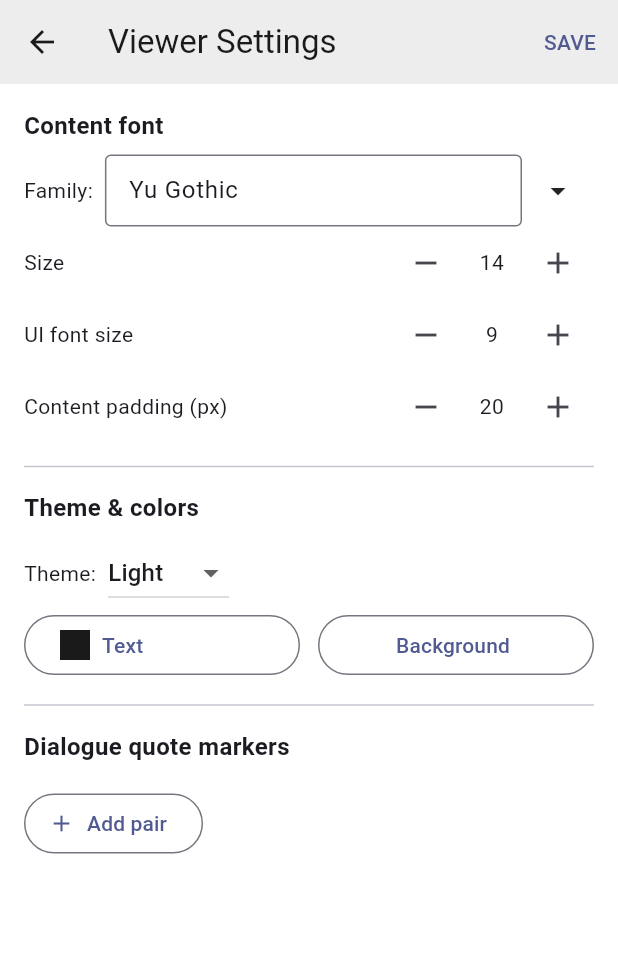
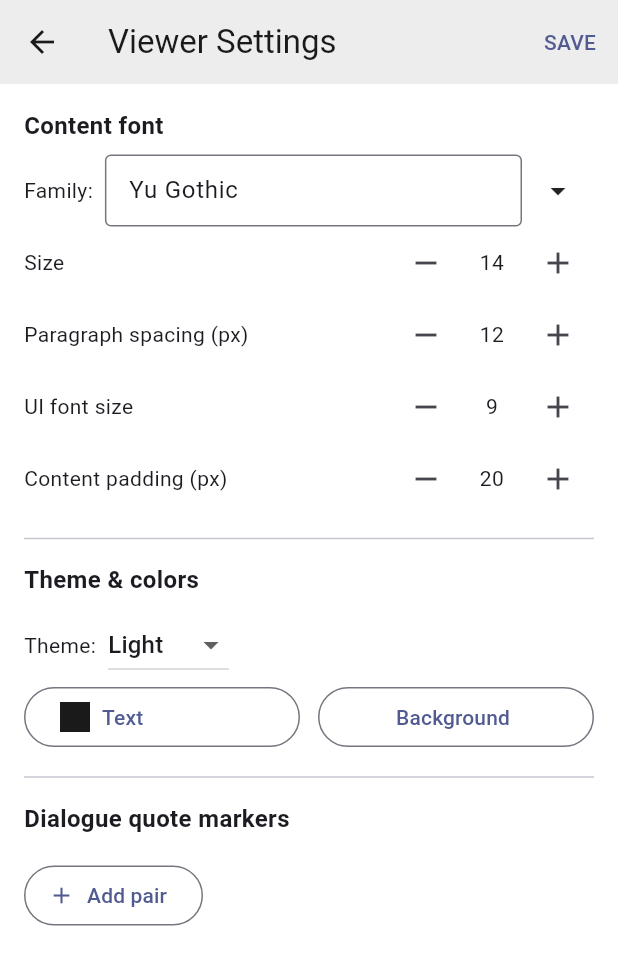
Before and after one commit to wancloud/epub-viewer, a Flutter app: the SettingsScreen screen opened directly with empty values, on a phone screen of 412 x 824 dp. Shown: the top 965 px of the screen. Run offline on Flutter 3.47's test engine with Material 3 defaults, Android fonts, the phone set to English and light mode, and no system bars; our stand-ins replace file_picker, shared_preferences; missing offline and left inert: epubx, window_manager; accounts and stored records are empty.

Commit message:
Add configurable paragraph spacing in content area
New 'Paragraph spacing (px)' setting (default 12) controls the vertical gap between
paragraphs, persisted in settings and applied as each paragraph block's bottom padding.

Co-Authored-By: Claude Opus 4.8 <noreply@anthropic.com>

```diff
--- a/lib/models/settings.dart
+++ b/lib/models/settings.dart
@@ -57,6 +57,7 @@ class RecentBook {
 class AppSettings {
   String fontFamily;
   int fontSize;
+  int paragraphSpacing; // vertical gap (px) between paragraphs in the content area
   String textColor;
   String backgroundColor;
   String themeName;
@@ -70,6 +71,7 @@ class AppSettings {
   AppSettings({
     this.fontFamily = 'Yu Gothic',
     this.fontSize = 14,
+    this.paragraphSpacing = 12,
     this.textColor = '#1a1a1a',
     this.backgroundColor = '#ffffff',
     this.themeName = 'Light',
@@ -119,6 +121,7 @@ class AppSettings {
   Map<String, dynamic> toJson() => {
         'font_family': fontFamily,
         'font_size': fontSize,
+        'paragraph_spacing': paragraphSpacing,
         'text_color': textColor,
         'background_color': backgroundColor,
         'theme_name': themeName,
@@ -135,6 +138,7 @@ class AppSettings {
     return AppSettings(
       fontFamily: d['font_family'] as String? ?? defaults.fontFamily,
       fontSize: d['font_size'] as int? ?? defaults.fontSize,
+      paragraphSpacing: d['paragraph_spacing'] as int? ?? defaults.paragraphSpacing,
       textColor: d['text_color'] as String? ?? defaults.textColor,
       backgroundColor: d['background_color'] as String? ?? defaults.backgroundColor,
       themeName: d['theme_name'] as String? ?? defaults.themeName,
--- a/lib/ui/reader_view.dart
+++ b/lib/ui/reader_view.dart
@@ -168,6 +168,7 @@ class _ReaderViewState extends State<ReaderView> {
       color: hexToColor(s.textColor),
       height: 1.5,
     );
+    final paraGap = s.paragraphSpacing.toDouble();
     final widgets = <Widget>[];
     for (final block in widget.blocks) {
       switch (block.kind) {
@@ -194,7 +195,7 @@ class _ReaderViewState extends State<ReaderView> {
           break;
         case BlockKind.paragraph:
           widgets.add(Padding(
-            padding: const EdgeInsets.only(bottom: 12),
+            padding: EdgeInsets.only(bottom: paraGap),
             child: Text.rich(_spanFor(block.runs, base)),
           ));
           break;
--- a/lib/ui/settings_screen.dart
+++ b/lib/ui/settings_screen.dart
@@ -38,6 +38,7 @@ const _swatches = [
 class _SettingsScreenState extends State<SettingsScreen> {
   late final TextEditingController _fontFamilyController;
   late int _fontSize;
+  late int _paragraphSpacing;
   late int _uiFontSize;
   late int _contentPadding;
   late String _themeName;
@@ -51,6 +52,7 @@ class _SettingsScreenState extends State<SettingsScreen> {
     final s = widget.settings;
     _fontFamilyController = TextEditingController(text: s.fontFamily);
     _fontSize = s.fontSize;
+    _paragraphSpacing = s.paragraphSpacing;
     _uiFontSize = s.uiFontSize;
     _contentPadding = s.contentPadding;
     _themeName = kThemes.containsKey(s.themeName) ? s.themeName : 'Custom';
@@ -145,6 +147,7 @@ class _SettingsScreenState extends State<SettingsScreen> {
     final family = _fontFamilyController.text.trim();
     s.fontFamily = family.isEmpty ? s.fontFamily : family;
     s.fontSize = _fontSize;
+    s.paragraphSpacing = _paragraphSpacing;
     s.uiFontSize = _uiFontSize;
     s.contentPadding = _contentPadding;
     s.themeName = _themeName;
@@ -193,6 +196,8 @@ class _SettingsScreenState extends State<SettingsScreen> {
             ),
           ]),
           _stepperRow('Size', _fontSize, 8, 48, (v) => setState(() => _fontSize = v)),
+          _stepperRow('Paragraph spacing (px)', _paragraphSpacing, 0, 80,
+              (v) => setState(() => _paragraphSpacing = v), step: 2),
           _stepperRow('UI font size', _uiFontSize, 7, 24, (v) => setState(() => _uiFontSize = v)),
           _stepperRow('Content padding (px)', _contentPadding, 0, 200,
               (v) => setState(() => _contentPadding = v), step: 4),
```
